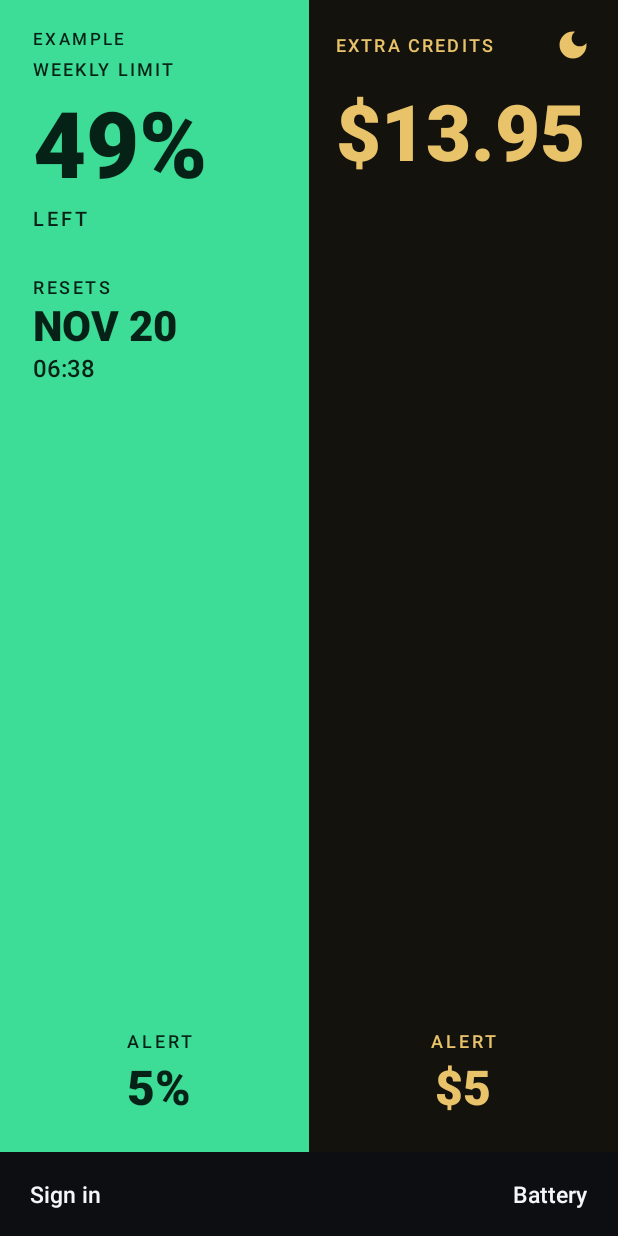
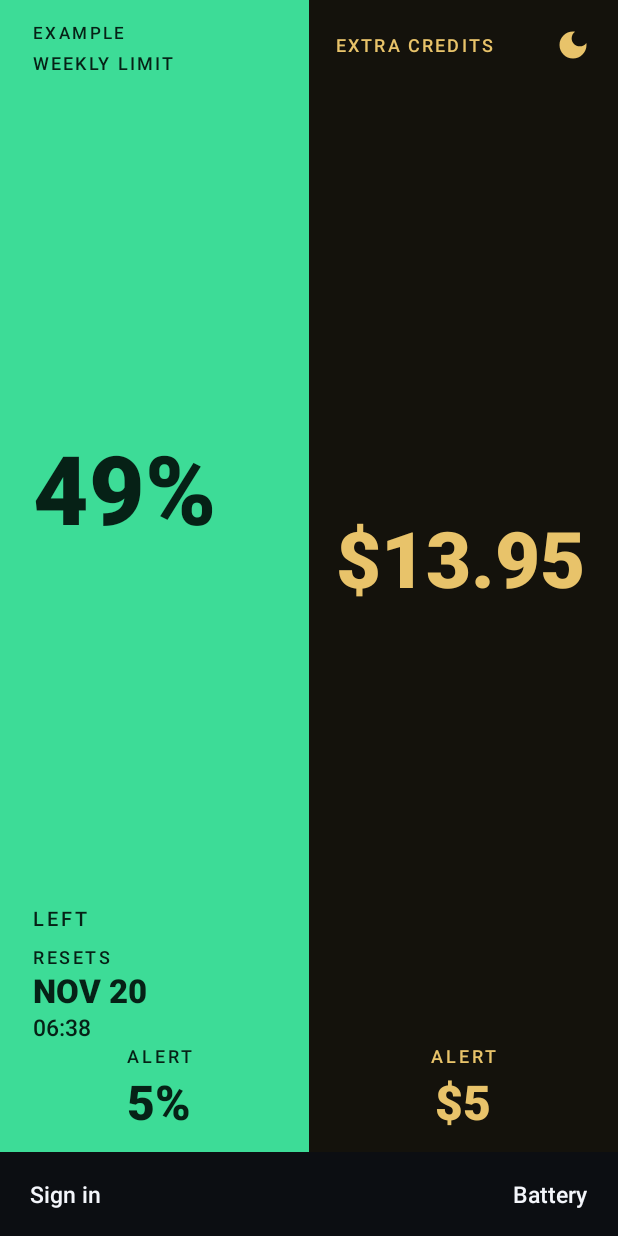
Before and after one commit to W1neSkin/cursor-limits, an Android app: the screen it shows after launch (MainActivity), on a phone screen of 412 x 824 dp. Run offline under Robolectric (Android 15) with nearby library versions, the phone set to English and light mode, and no system bars.

Commit message:
Keep the alert percent on screen and fix widget previews.
Landscape was clipping the weekly alert. It now stays pinned to the bottom while the big number shrinks. Small widgets have a refresh arrow, and the picker shows a circle instead of a stretched oval.

Co-authored-by: dimala78 <dimala78@gmail.com>

```diff
--- a/app/build.gradle.kts
+++ b/app/build.gradle.kts
@@ -26,8 +26,8 @@ android {
         applicationId = "app.cursorlimit"
         minSdk = 26
         targetSdk = 35
-        versionCode = 18
-        versionName = "2.3"
+        versionCode = 19
+        versionName = "2.4"
     }
 
     // The keystore and its password stay out of git. An update can replace
--- a/app/src/main/res/layout/activity_main.xml
+++ b/app/src/main/res/layout/activity_main.xml
@@ -2,6 +2,7 @@
 <!--
     Version 2 poster. Left half is the weekly limit. Right half is extra credits.
     The alert number stays in a fixed slot between minus and plus.
+    The alert is pinned to the bottom so a short landscape row cannot clip it.
 -->
 <LinearLayout xmlns:android="http://schemas.android.com/apk/res/android"
     android:layout_width="match_parent"
@@ -20,102 +21,25 @@
         <LinearLayout
             android:layout_width="match_parent"
             android:layout_height="match_parent"
+            android:baselineAligned="false"
             android:orientation="horizontal">
 
-        <LinearLayout
+            <RelativeLayout
                 android:layout_width="0dp"
                 android:layout_height="match_parent"
                 android:layout_weight="1"
                 android:background="@color/split_mint"
-            android:orientation="vertical"
                 android:paddingStart="22dp"
-            android:paddingTop="18dp"
+                android:paddingTop="14dp"
                 android:paddingEnd="16dp"
-            android:paddingBottom="18dp">
+                android:paddingBottom="8dp">
 
-            <TextView
-                android:id="@+id/example_label"
-                android:layout_width="wrap_content"
-                android:layout_height="wrap_content"
-                android:fontFamily="sans-serif-medium"
-                android:letterSpacing="0.14"
-                android:text="@string/example_mark"
-                android:textAllCaps="true"
-                android:textColor="@color/split_ink"
-                android:textSize="11sp"
-                android:visibility="gone" />
-
-            <TextView
-                android:layout_width="wrap_content"
-                android:layout_height="wrap_content"
-                android:layout_marginTop="4dp"
-                android:fontFamily="sans-serif-medium"
-                android:letterSpacing="0.12"
-                android:text="@string/weekly_kicker"
-                android:textAllCaps="true"
-                android:textColor="@color/split_ink"
-                android:textSize="12sp" />
-
-            <TextView
-                android:id="@+id/hero_percent"
-                android:layout_width="match_parent"
-                android:layout_height="72dp"
-                android:layout_marginTop="8dp"
-                android:autoSizeMaxTextSize="64sp"
-                android:autoSizeMinTextSize="28sp"
-                android:autoSizeStepGranularity="1sp"
-                android:autoSizeTextType="uniform"
-                android:contentDescription="@string/refresh_numbers"
-                android:fontFamily="sans-serif-black"
-                android:gravity="center_vertical"
-                android:includeFontPadding="false"
-                android:maxLines="1"
-                android:textColor="@color/split_ink" />
-
-            <TextView
-                android:layout_width="wrap_content"
-                android:layout_height="wrap_content"
-                android:layout_marginTop="2dp"
-                android:fontFamily="sans-serif-medium"
-                android:letterSpacing="0.14"
-                android:text="@string/left_word"
-                android:textAllCaps="true"
-                android:textColor="@color/split_ink"
-                android:textSize="13sp" />
-
-            <TextView
-                android:layout_width="wrap_content"
-                android:layout_height="wrap_content"
-                android:layout_marginTop="28dp"
-                android:fontFamily="sans-serif-medium"
-                android:letterSpacing="0.14"
-                android:text="@string/resets_word"
-                android:textAllCaps="true"
-                android:textColor="@color/split_ink"
-                android:textSize="12sp" />
-
-            <TextView
-                android:id="@+id/reset_day"
+                <LinearLayout
+                    android:id="@+id/percent_alert"
                     android:layout_width="match_parent"
                     android:layout_height="wrap_content"
-                android:layout_marginTop="2dp"
-                android:fontFamily="sans-serif-black"
-                android:includeFontPadding="false"
-                android:textColor="@color/split_ink"
-                android:textSize="28sp" />
-
-            <TextView
-                android:id="@+id/reset_time"
-                android:layout_width="match_parent"
-                android:layout_height="wrap_content"
-                android:fontFamily="sans-serif-medium"
-                android:textColor="@color/split_ink"
-                android:textSize="16sp" />
-
-            <Space
-                android:layout_width="match_parent"
-                android:layout_height="0dp"
-                android:layout_weight="1" />
+                    android:layout_alignParentBottom="true"
+                    android:orientation="vertical">
 
                     <TextView
                         android:layout_width="match_parent"
@@ -176,69 +100,116 @@
                 </LinearLayout>
 
                 <LinearLayout
+                    android:layout_width="match_parent"
+                    android:layout_height="0dp"
+                    android:layout_above="@id/percent_alert"
+                    android:layout_alignParentTop="true"
+                    android:orientation="vertical">
+
+                    <TextView
+                        android:id="@+id/example_label"
+                        android:layout_width="wrap_content"
+                        android:layout_height="wrap_content"
+                        android:fontFamily="sans-serif-medium"
+                        android:letterSpacing="0.14"
+                        android:text="@string/example_mark"
+                        android:textAllCaps="true"
+                        android:textColor="@color/split_ink"
+                        android:textSize="11sp"
+                        android:visibility="gone" />
+
+                    <TextView
+                        android:layout_width="wrap_content"
+                        android:layout_height="wrap_content"
+                        android:layout_marginTop="4dp"
+                        android:fontFamily="sans-serif-medium"
+                        android:letterSpacing="0.12"
+                        android:text="@string/weekly_kicker"
+                        android:textAllCaps="true"
+                        android:textColor="@color/split_ink"
+                        android:textSize="12sp" />
+
+                    <!-- Weight lets this number shrink in landscape instead of pushing the alert off. -->
+                    <TextView
+                        android:id="@+id/hero_percent"
+                        android:layout_width="match_parent"
+                        android:layout_height="0dp"
+                        android:layout_marginTop="4dp"
+                        android:layout_weight="1"
+                        android:autoSizeMaxTextSize="64sp"
+                        android:autoSizeMinTextSize="22sp"
+                        android:autoSizeStepGranularity="1sp"
+                        android:autoSizeTextType="uniform"
+                        android:contentDescription="@string/refresh_numbers"
+                        android:fontFamily="sans-serif-black"
+                        android:gravity="center_vertical"
+                        android:includeFontPadding="false"
+                        android:maxLines="1"
+                        android:minHeight="36dp"
+                        android:textColor="@color/split_ink" />
+
+                    <TextView
+                        android:layout_width="wrap_content"
+                        android:layout_height="wrap_content"
+                        android:fontFamily="sans-serif-medium"
+                        android:letterSpacing="0.14"
+                        android:text="@string/left_word"
+                        android:textAllCaps="true"
+                        android:textColor="@color/split_ink"
+                        android:textSize="13sp" />
+
+                    <TextView
+                        android:layout_width="wrap_content"
+                        android:layout_height="wrap_content"
+                        android:layout_marginTop="8dp"
+                        android:fontFamily="sans-serif-medium"
+                        android:letterSpacing="0.14"
+                        android:text="@string/resets_word"
+                        android:textAllCaps="true"
+                        android:textColor="@color/split_ink"
+                        android:textSize="12sp" />
+
+                    <TextView
+                        android:id="@+id/reset_day"
+                        android:layout_width="match_parent"
+                        android:layout_height="wrap_content"
+                        android:layout_marginTop="2dp"
+                        android:fontFamily="sans-serif-black"
+                        android:includeFontPadding="false"
+                        android:textColor="@color/split_ink"
+                        android:textSize="22sp" />
+
+                    <TextView
+                        android:id="@+id/reset_time"
+                        android:layout_width="match_parent"
+                        android:layout_height="wrap_content"
+                        android:fontFamily="sans-serif-medium"
+                        android:textColor="@color/split_ink"
+                        android:textSize="15sp" />
+                </LinearLayout>
+            </RelativeLayout>
+
+            <RelativeLayout
                 android:layout_width="0dp"
                 android:layout_height="match_parent"
                 android:layout_weight="1"
                 android:background="@color/split_night"
-            android:orientation="vertical"
                 android:paddingStart="18dp"
                 android:paddingTop="10dp"
                 android:paddingEnd="10dp"
-            android:paddingBottom="18dp">
+                android:paddingBottom="8dp">
 
                 <LinearLayout
+                    android:id="@+id/dollar_alert"
                     android:layout_width="match_parent"
                     android:layout_height="wrap_content"
-                android:gravity="center_vertical"
-                android:orientation="horizontal">
-
-                <TextView
-                    android:layout_width="0dp"
-                    android:layout_height="wrap_content"
-                    android:layout_weight="1"
-                    android:fontFamily="sans-serif-medium"
-                    android:letterSpacing="0.12"
-                    android:text="@string/extra_kicker"
-                    android:textAllCaps="true"
-                    android:textColor="@color/split_gold"
-                    android:textSize="12sp" />
-
-                <ImageButton
-                    android:id="@+id/theme_button"
-                    android:layout_width="40dp"
-                    android:layout_height="40dp"
-                    android:background="@android:color/transparent"
-                    android:contentDescription="@string/theme_button"
-                    android:padding="8dp"
-                    android:scaleType="centerInside"
-                    android:src="@drawable/ic_moon" />
-            </LinearLayout>
-
-            <TextView
-                android:id="@+id/hero_credits"
-                android:layout_width="match_parent"
-                android:layout_height="72dp"
-                android:layout_marginTop="4dp"
+                    android:layout_alignParentBottom="true"
                     android:layout_marginEnd="8dp"
-                android:autoSizeMaxTextSize="52sp"
-                android:autoSizeMinTextSize="22sp"
-                android:autoSizeStepGranularity="1sp"
-                android:autoSizeTextType="uniform"
-                android:fontFamily="sans-serif-black"
-                android:gravity="center_vertical"
-                android:includeFontPadding="false"
-                android:maxLines="1"
-                android:textColor="@color/split_gold" />
-
-            <Space
-                android:layout_width="match_parent"
-                android:layout_height="0dp"
-                android:layout_weight="1" />
+                    android:orientation="vertical">
 
                     <TextView
                         android:layout_width="match_parent"
                         android:layout_height="wrap_content"
-                android:layout_marginEnd="8dp"
                         android:fontFamily="sans-serif-medium"
                         android:gravity="center"
                         android:letterSpacing="0.16"
@@ -250,7 +221,6 @@
                     <LinearLayout
                         android:layout_width="match_parent"
                         android:layout_height="wrap_content"
-                android:layout_marginEnd="8dp"
                         android:gravity="center_vertical"
                         android:orientation="horizontal">
 
@@ -294,8 +264,62 @@
                             android:visibility="invisible" />
                     </LinearLayout>
                 </LinearLayout>
+
+                <LinearLayout
+                    android:layout_width="match_parent"
+                    android:layout_height="0dp"
+                    android:layout_above="@id/dollar_alert"
+                    android:layout_alignParentTop="true"
+                    android:orientation="vertical">
+
+                    <LinearLayout
+                        android:layout_width="match_parent"
+                        android:layout_height="wrap_content"
+                        android:gravity="center_vertical"
+                        android:orientation="horizontal">
+
+                        <TextView
+                            android:layout_width="0dp"
+                            android:layout_height="wrap_content"
+                            android:layout_weight="1"
+                            android:fontFamily="sans-serif-medium"
+                            android:letterSpacing="0.12"
+                            android:text="@string/extra_kicker"
+                            android:textAllCaps="true"
+                            android:textColor="@color/split_gold"
+                            android:textSize="12sp" />
+
+                        <ImageButton
+                            android:id="@+id/theme_button"
+                            android:layout_width="40dp"
+                            android:layout_height="40dp"
+                            android:background="@android:color/transparent"
+                            android:contentDescription="@string/theme_button"
+                            android:padding="8dp"
+                            android:scaleType="centerInside"
+                            android:src="@drawable/ic_moon" />
                     </LinearLayout>
 
+                    <TextView
+                        android:id="@+id/hero_credits"
+                        android:layout_width="match_parent"
+                        android:layout_height="0dp"
+                        android:layout_marginTop="4dp"
+                        android:layout_marginEnd="8dp"
+                        android:layout_weight="1"
+                        android:autoSizeMaxTextSize="52sp"
+                        android:autoSizeMinTextSize="20sp"
+                        android:autoSizeStepGranularity="1sp"
+                        android:autoSizeTextType="uniform"
+                        android:fontFamily="sans-serif-black"
+                        android:gravity="center_vertical"
+                        android:includeFontPadding="false"
+                        android:maxLines="1"
+                        android:minHeight="36dp"
+                        android:textColor="@color/split_gold" />
+                </LinearLayout>
+            </RelativeLayout>
+        </LinearLayout>
     </androidx.swiperefreshlayout.widget.SwipeRefreshLayout>
 
     <LinearLayout
--- a/app/src/main/res/layout/widget_tiny.xml
+++ b/app/src/main/res/layout/widget_tiny.xml
@@ -13,4 +13,10 @@
         android:contentDescription="@string/weekly_kicker"
         android:scaleType="fitCenter"
         android:src="@drawable/widget_ring_preview" />
+
+    <include
+        layout="@layout/widget_refresh"
+        android:layout_width="22dp"
+        android:layout_height="22dp"
+        android:layout_gravity="bottom|end" />
 </FrameLayout>
--- a/app/src/main/res/xml/limit_widget_info.xml
+++ b/app/src/main/res/xml/limit_widget_info.xml
@@ -6,7 +6,7 @@
     android:minHeight="110dp"
     android:minResizeWidth="250dp"
     android:maxResizeWidth="480dp"
-    android:previewLayout="@layout/widget_limit"
+    android:previewLayout="@layout/widget_limit_preview"
     android:resizeMode="horizontal"
     android:targetCellWidth="5"
     android:targetCellHeight="2"
--- a/app/src/main/res/xml/widget_tall_info.xml
+++ b/app/src/main/res/xml/widget_tall_info.xml
@@ -8,7 +8,7 @@
     android:minResizeHeight="40dp"
     android:minResizeWidth="40dp"
     android:minWidth="40dp"
-    android:previewLayout="@layout/widget_tall"
+    android:previewLayout="@layout/widget_tall_preview"
     android:resizeMode="horizontal|vertical"
     android:targetCellHeight="2"
     android:targetCellWidth="1"
--- a/app/src/main/res/xml/widget_wide_info.xml
+++ b/app/src/main/res/xml/widget_wide_info.xml
@@ -6,7 +6,7 @@
     android:minHeight="40dp"
     android:minResizeWidth="250dp"
     android:maxResizeWidth="480dp"
-    android:previewLayout="@layout/widget_wide"
+    android:previewLayout="@layout/widget_wide_preview"
     android:resizeMode="horizontal"
     android:targetCellWidth="5"
     android:targetCellHeight="1"
```
Also changed, not shown: app/src/main/java/app/cursorlimit/WidgetRenderer.kt (+13 -9 lines), app/src/main/res/layout/widget_compact.xml (+12 -8 lines), app/src/main/res/layout/widget_limit_preview.xml (added, +110 -0 lines), app/src/main/res/layout/widget_square.xml (+10 -5 lines), app/src/main/res/layout/widget_tall.xml (+10 -5 lines), app/src/main/res/layout/widget_tall_preview.xml (added, +49 -0 lines), app/src/main/res/layout/widget_wide_preview.xml (added, +67 -0 lines), 3 other files. Lines whose indentation alone changed are shown as unchanged.
